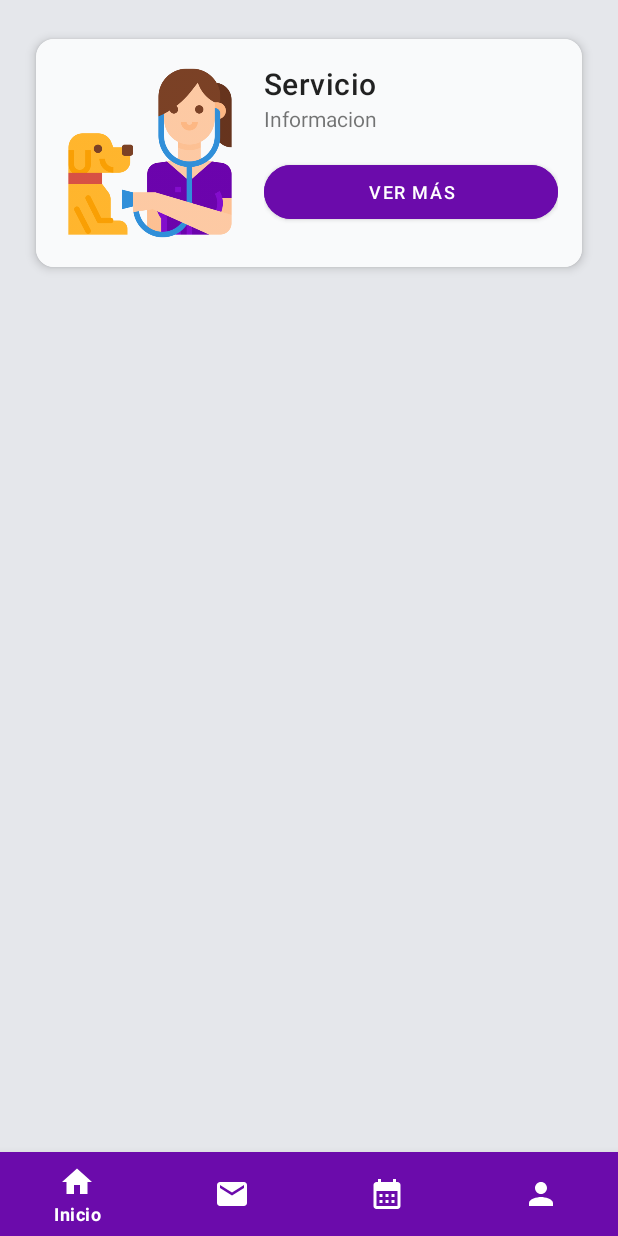
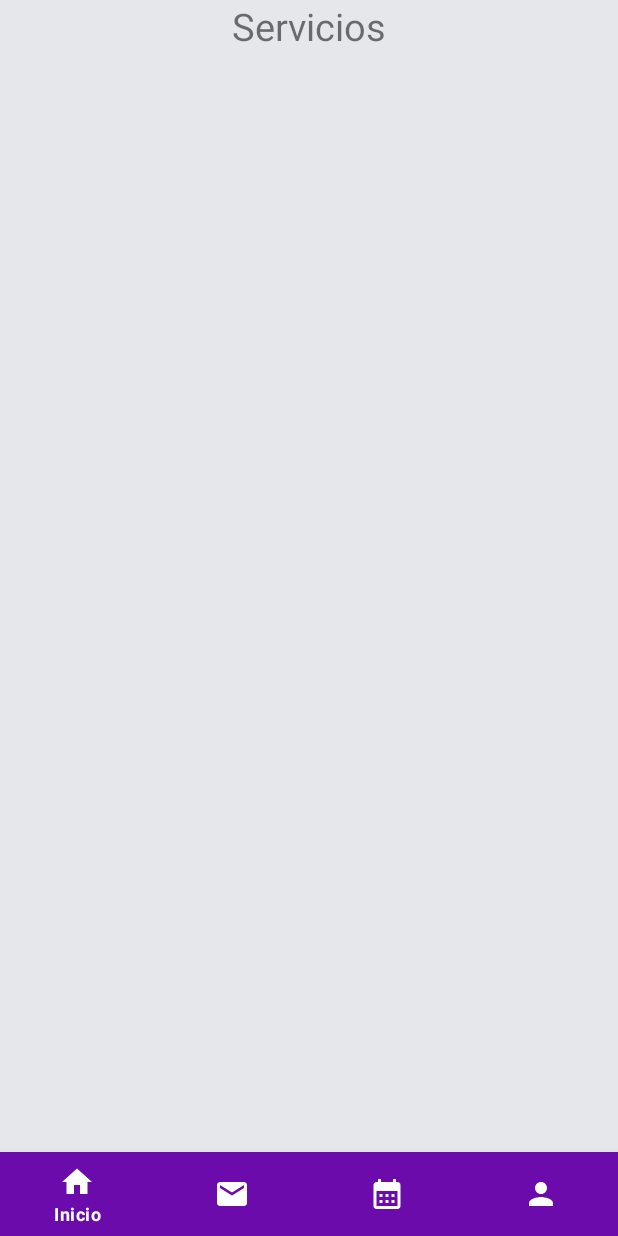
Before and after one commit to VISOSO2403/Estetica-Canina, an Android app: the HomeFragment screen opened directly, with no data from a screen before it, on a phone screen of 412 x 824 dp. Run offline under Robolectric (Android 15) with nearby library versions, the phone set to English and light mode, and no system bars; our stand-ins replace Firebase (no records; nobody signed in at launch, a user with empty details on screens opened directly).

Commit message:
Datos de los servicios

```diff
--- a/app/build.gradle
+++ b/app/build.gradle
@@ -37,6 +37,7 @@ dependencies {
     implementation 'com.google.firebase:firebase-firestore:24.4.0'
     implementation 'com.google.firebase:firebase-auth:21.1.0'
     implementation 'com.google.firebase:firebase-database:20.1.0'
+    implementation 'com.firebaseui:firebase-ui-firestore:8.0.2'
     testImplementation 'junit:junit:4.13.2'
     androidTestImplementation 'androidx.test.ext:junit:1.1.3'
     androidTestImplementation 'androidx.test.espresso:espresso-core:3.4.0'
--- a/app/src/main/java/com/example/esteticacanina/HomeFragment.java
+++ b/app/src/main/java/com/example/esteticacanina/HomeFragment.java
@@ -1,34 +1,72 @@
 package com.example.esteticacanina;
 
+import android.annotation.SuppressLint;
 import android.content.Intent;
 import android.os.Bundle;
+
+import androidx.annotation.NonNull;
 import androidx.fragment.app.Fragment;
+import androidx.lifecycle.Lifecycle;
+import androidx.recyclerview.widget.LinearLayoutManager;
+import androidx.recyclerview.widget.RecyclerView;
+
 import android.view.LayoutInflater;
 import android.view.View;
 import android.view.ViewGroup;
 import android.widget.Button;
 
+import com.example.esteticacanina.adapter.ServicioAdapter;
+import com.example.esteticacanina.model.Servicio;
+import com.firebase.ui.firestore.FirestoreRecyclerOptions;
+import com.google.firebase.firestore.FirebaseFirestore;
+import com.google.firebase.firestore.Query;
+
 public class HomeFragment extends Fragment {
 
-    //VARIABLES
-    Button vermas;
+    RecyclerView mRecycler;
+    ServicioAdapter mAdapter;
+    FirebaseFirestore mFirestore;
+    //Button vermas;
+
 
     @Override
     public View onCreateView(LayoutInflater inflater, ViewGroup container,
                              Bundle savedInstanceState) {
-       View root = inflater.inflate(R.layout.fragment_home, container, false);
+        View root = inflater.inflate(R.layout.fragment_home, container, false);
+        mFirestore = FirebaseFirestore.getInstance();
+        mRecycler = root.findViewById(R.id.recycle);
+        mRecycler.setLayoutManager(new LinearLayoutManager(getActivity()));
+        Query query = mFirestore.collection("servicios");
 
-       vermas = root.findViewById(R.id.btnvermas);
+        FirestoreRecyclerOptions<Servicio> firestoreRecyclerOptions =
+                new FirestoreRecyclerOptions.Builder<Servicio>().setQuery(query,Servicio.class).build();
+        mAdapter = new ServicioAdapter(firestoreRecyclerOptions);
+        mAdapter.notifyDataSetChanged();
+        mRecycler.setAdapter(mAdapter);
+        /*
+        vermas = root.findViewById(R.id.btnvermas);
 
-       vermas.setOnClickListener(new View.OnClickListener() {
+        vermas.setOnClickListener(new View.OnClickListener() {
            @Override
            public void onClick(View view) {
                Intent i = new Intent(getActivity(), ServiciosActivity.class);
                startActivity(i);
                getActivity().finish();
            }
-        });
+        });*/
 
         return root;
     }
+
+    @Override
+    public void onStart() {
+        super.onStart();
+        mAdapter.startListening();
+    }
+
+    @Override
+    public void onStop() {
+        super.onStop();
+        mAdapter.stopListening();
+    }
 }
--- a/app/src/main/res/layout/fragment_home.xml
+++ b/app/src/main/res/layout/fragment_home.xml
@@ -8,91 +8,28 @@
     android:id="@+id/contenedor"
     tools:context=".HomeFragment">
 
+    <TextView
+        android:id="@+id/title"
+        android:layout_width="match_parent"
+        android:layout_height="wrap_content"
+        android:gravity="center"
+        android:text="Servicios"
+        android:textSize="25dp" />
+
     <!-- TODO: Update blank fragment layout -->
     <ScrollView
         android:id="@+id/scrollView"
         android:layout_width="match_parent"
         android:layout_height="match_parent"
+        android:layout_below="@+id/title"
         android:padding="16dp"
         android:scrollbars="none">
 
-        <RelativeLayout
-            android:layout_width="wrap_content"
-            android:layout_height="wrap_content">
-
-        <com.google.android.material.card.MaterialCardView
-            android:id="@+id/card"
-            style="@style/AppTheme.CardView"
-            app:cardCornerRadius="12dp">
-
-            <RelativeLayout
-                android:id="@+id/linearLayoutCardContent"
-                android:layout_width="match_parent"
-                android:layout_height="wrap_content"
-                android:orientation="vertical">
-
-                <LinearLayout
-                    android:layout_width="match_parent"
-                    android:layout_height="wrap_content"
-                    android:background="@color/whiterect"
-                    android:orientation="horizontal"
-                    android:padding="8dp">
-
-                    <ImageView
-                        android:id="@+id/imageserv"
-                        android:layout_width="120dp"
-                        android:layout_height="wrap_content"
-                        android:layout_gravity="center"
-                        android:layout_margin="8dp"
-                        android:adjustViewBounds="true"
-                        android:src="@drawable/srvc_cita_medica" />
-
-                    <LinearLayout
-                        android:layout_width="match_parent"
-                        android:layout_height="wrap_content"
-                        android:orientation="vertical"
-                        android:padding="8dp">
-
-                        <TextView
-                            android:id="@+id/txtnomserv"
-                            android:layout_width="wrap_content"
-                            android:layout_height="wrap_content"
-                            android:layout_gravity="center_vertical"
-                            android:layout_weight="1"
-                            android:gravity="center_vertical"
-                            android:text="Servicio"
-                            android:textAppearance="?attr/textAppearanceHeadline6" />
-
-                        <TextView
-                            android:id="@+id/txtinfoserv"
-                            android:layout_width="match_parent"
-                            android:layout_height="wrap_content"
-                            android:layout_gravity="center_vertical"
-                            android:layout_weight="1"
-                            android:gravity="center_vertical"
-                            android:text="Informacion" />
-
-                        <Button
-                            android:id="@+id/btnvermas"
-                            android:layout_width="match_parent"
-                            android:layout_height="wrap_content"
-                            android:layout_marginTop="15dp"
-                            android:backgroundTint="@color/morado"
-                            app:cornerRadius="24dp"
-                            android:elevation="50dp"
-                            android:text="Ver más"
-                            android:textColor="#FFFFFF"
-                            android:textSize="12dp" />
-
-                    </LinearLayout>
-
-                </LinearLayout>
-
-
-            </RelativeLayout>
-
-        </com.google.android.material.card.MaterialCardView>
-        </RelativeLayout>
+        <androidx.recyclerview.widget.RecyclerView
+            android:id="@+id/recycle"
+            android:layout_width="match_parent"
+            android:layout_height="match_parent"
+            android:layout_weight="1" />
 
     </ScrollView>
 
--- a/app/src/main/res/values/colors.xml
+++ b/app/src/main/res/values/colors.xml
@@ -9,6 +9,7 @@
     <color name="white">#FFFFFFFF</color>
     <color name="whiterect">#F9FAFB</color>
     <color name="morado">#6B0BAB</color>
+    <color name="green">#00BB2D</color>
 
     <color name="fondo">#E5E7EB</color>+
 </resources>
```
Also changed, not shown: app/src/main/AndroidManifest.xml (+19 -12 lines), app/src/main/java/com/example/esteticacanina/Serv_single.java (added, +35 -0 lines), app/src/main/java/com/example/esteticacanina/adapter/ServicioAdapter.java (added, +50 -0 lines), app/src/main/java/com/example/esteticacanina/model/Servicio.java (added, +37 -0 lines), app/src/main/res/layout/activity_serv_single.xml (added, +90 -0 lines).
